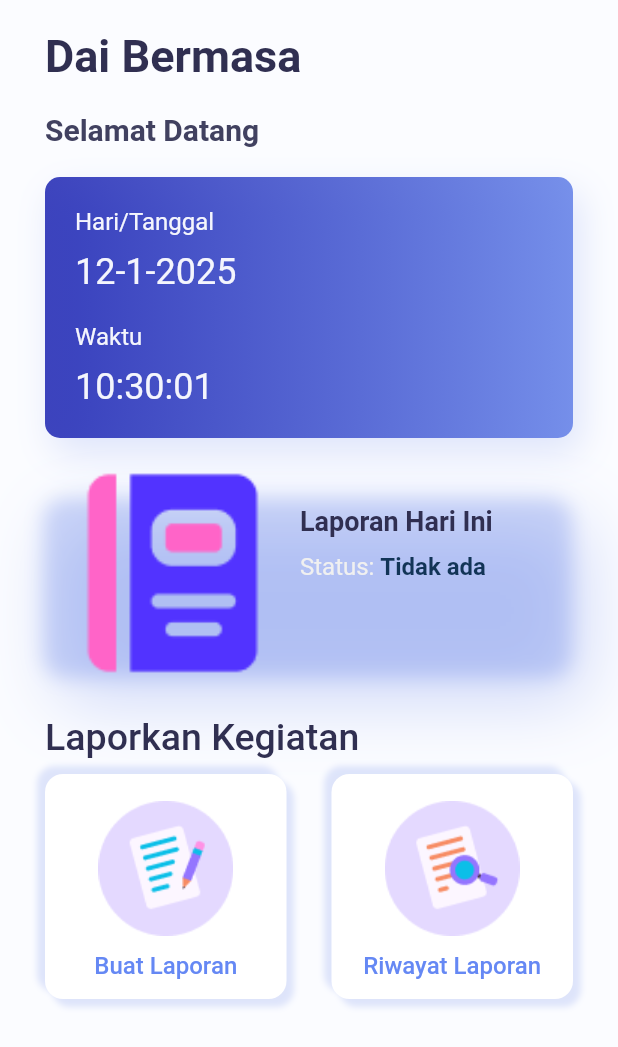
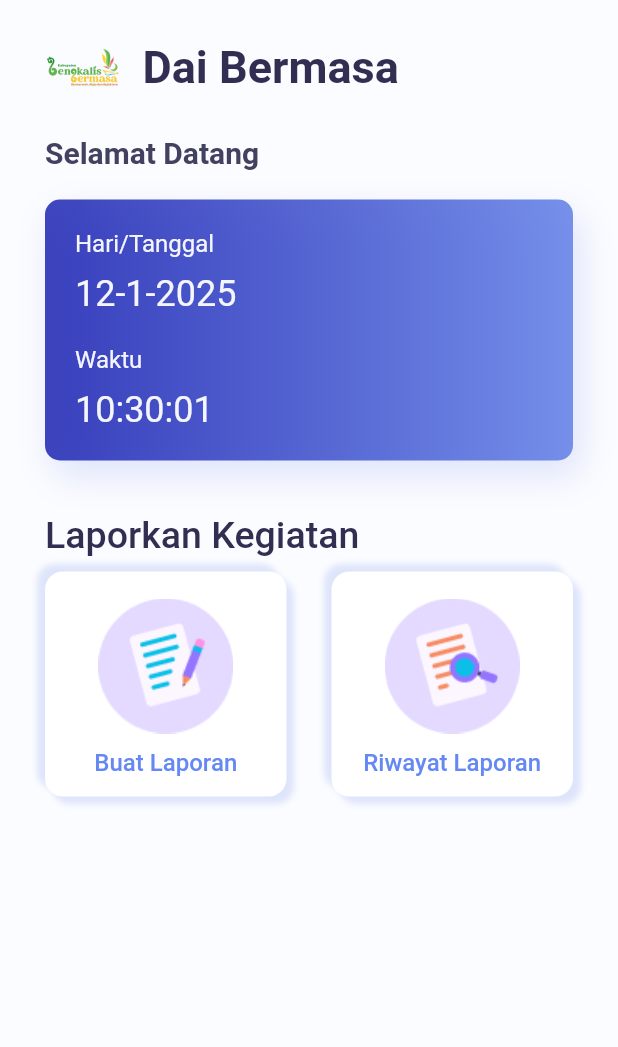
Before and after one commit to AzMy27/frontend-test, a Flutter app: the MainHome screen opened directly, on a phone screen of 412 x 824 dp. Shown: the top 1047 px of the screen. Run offline on Flutter 3.47's test engine with Material 3 defaults, Android fonts, the phone set to English and light mode, and no system bars; our stand-ins replace dio, firebase_core, firebase_messaging, flutter_image_compress, flutter_local_notifications, geolocator and 5 more; accounts and stored records are empty; network calls fail.

Commit message:
add RT and RW

```diff
--- a/lib/model/dai_model.dart
+++ b/lib/model/dai_model.dart
@@ -3,6 +3,8 @@ class Dai {
   final String nama;
   final String noHp;
   final String alamat;
+  final String rt;
+  final String rw;
   final String tempatLahir;
   final String tanggalLahir;
   final String pendidikanAkhir;
@@ -14,6 +16,8 @@ class Dai {
     required this.nama,
     required this.noHp,
     required this.alamat,
+    required this.rt,
+    required this.rw,
     required this.tempatLahir,
     required this.tanggalLahir,
     required this.pendidikanAkhir,
@@ -26,6 +30,8 @@ class Dai {
       nama: json['nama'] ?? '',
       noHp: json['no_hp'] ?? '',
       alamat: json['alamat'] ?? '',
+      rt: json['rt'] ?? '',
+      rw: json['rw'] ?? '',
       tempatLahir: json['tempat_lahir'] ?? '',
       tanggalLahir: json['tanggal_lahir'] ?? '',
       pendidikanAkhir: json['pendidikan_akhir'] ?? '',
@@ -39,6 +45,8 @@ class Dai {
         'nama': nama,
         'no_hp': noHp,
         'alamat': alamat,
+        'rt': rt,
+        'rw': rw,
         'tanggal_lahir': tanggalLahir,
         'tempat_lahir': tempatLahir,
         'pendidikan_akhir': pendidikanAkhir,
--- a/lib/page/main_home.dart
+++ b/lib/page/main_home.dart
@@ -108,6 +108,12 @@ class _MainHomeState extends State<MainHome> {
               children: [
                 Row(
                   children: [
+                    Image.asset(
+                      'images/bengkalis-bermasa.png',
+                      width: 50,
+                      height: 50,
+                    ),
+                    SizedBox(width: 15),
                     Text(
                       'Dai Bermasa',
                       style: TextStyle(
@@ -188,80 +194,80 @@ class _MainHomeState extends State<MainHome> {
                   ),
                 ),
                 SizedBox(height: 15),
-                Stack(
-                  children: [
-                    Container(
-                      margin: const EdgeInsets.only(top: 30),
-                      decoration: BoxDecoration(
-                        borderRadius: BorderRadius.circular(15),
-                        boxShadow: [
-                          BoxShadow(
-                            blurRadius: 40,
-                            offset: Offset(8, 10),
-                            color: color.AppColor.gradientSecond.withOpacity(0.3),
-                          ),
-                          BoxShadow(
-                            blurRadius: 10,
-                            offset: Offset(-1, -5),
-                            color: color.AppColor.gradientSecond.withOpacity(0.3),
-                          ),
-                        ],
-                      ),
-                      height: 120,
-                    ),
-                    Positioned(
-                      left: 10,
-                      top: 0,
-                      child: Container(
-                        height: 150,
-                        width: 150,
-                        decoration: BoxDecoration(
-                          borderRadius: BorderRadius.circular(15),
-                          image: const DecorationImage(
-                            image: AssetImage('images/book.png'),
-                            fit: BoxFit.cover,
-                          ),
-                        ),
-                      ),
-                    ),
-                    Positioned(
-                      left: 170,
-                      top: 30,
-                      child: Column(
-                        crossAxisAlignment: CrossAxisAlignment.start,
-                        children: [
-                          Text(
-                            'Laporan Hari Ini',
-                            style: TextStyle(
-                              fontSize: 18,
-                              fontWeight: FontWeight.bold,
-                              color: color.AppColor.homePageTitle,
-                            ),
-                          ),
-                          SizedBox(height: 10),
-                          RichText(
-                            text: TextSpan(
-                              text: 'Status: ',
-                              style: TextStyle(
-                                fontSize: 16,
-                                color: color.AppColor.homePagePlanColor,
-                              ),
-                              children: [
-                                TextSpan(
-                                  text: _getStatusText(),
-                                  style: TextStyle(
-                                    color: _getStatusColor(),
-                                    fontWeight: FontWeight.bold,
-                                  ),
-                                ),
-                              ],
-                            ),
-                          ),
-                        ],
-                      ),
-                    ),
-                  ],
-                ),
+                // Stack(
+                //   children: [
+                //     Container(
+                //       margin: const EdgeInsets.only(top: 30),
+                //       decoration: BoxDecoration(
+                //         borderRadius: BorderRadius.circular(15),
+                //         boxShadow: [
+                //           BoxShadow(
+                //             blurRadius: 40,
+                //             offset: Offset(8, 10),
+                //             color: color.AppColor.gradientSecond.withOpacity(0.3),
+                //           ),
+                //           BoxShadow(
+                //             blurRadius: 10,
+                //             offset: Offset(-1, -5),
+                //             color: color.AppColor.gradientSecond.withOpacity(0.3),
+                //           ),
+                //         ],
+                //       ),
+                //       height: 120,
+                //     ),
+                //     Positioned(
+                //       left: 10,
+                //       top: 0,
+                //       child: Container(
+                //         height: 150,
+                //         width: 150,
+                //         decoration: BoxDecoration(
+                //           borderRadius: BorderRadius.circular(15),
+                //           image: const DecorationImage(
+                //             image: AssetImage('images/book.png'),
+                //             fit: BoxFit.cover,
+                //           ),
+                //         ),
+                //       ),
+                //     ),
+                //     Positioned(
+                //       left: 170,
+                //       top: 30,
+                //       child: Column(
+                //         crossAxisAlignment: CrossAxisAlignment.start,
+                //         children: [
+                //           Text(
+                //             'Laporan Hari Ini',
+                //             style: TextStyle(
+                //               fontSize: 18,
+                //               fontWeight: FontWeight.bold,
+                //               color: color.AppColor.homePageTitle,
+                //             ),
+                //           ),
+                //           SizedBox(height: 10),
+                //           RichText(
+                //             text: TextSpan(
+                //               text: 'Status: ',
+                //               style: TextStyle(
+                //                 fontSize: 16,
+                //                 color: color.AppColor.homePagePlanColor,
+                //               ),
+                //               children: [
+                //                 TextSpan(
+                //                   text: _getStatusText(),
+                //                   style: TextStyle(
+                //                     color: _getStatusColor(),
+                //                     fontWeight: FontWeight.bold,
+                //                   ),
+                //                 ),
+                //               ],
+                //             ),
+                //           ),
+                //         ],
+                //       ),
+                //     ),
+                //   ],
+                // ),
                 SizedBox(height: 20),
                 Text(
                   'Laporkan Kegiatan',
--- a/lib/profil/about.dart
+++ b/lib/profil/about.dart
@@ -17,12 +17,12 @@ class _AboutPageState extends State<AboutPage> {
       ),
       body: VStack([
         Image.asset(
-          'images/polbeng.png',
+          'images/bengkalis-bermasa.png',
           width: 120,
           height: 120,
         ).box.roundedFull.border(color: Colors.blue, width: 2).clip(Clip.antiAlias).make().centered(),
         20.heightBox,
-        "Aplikasi pelaporan DAI".text.blue500.size(24).bold.make().centered(),
+        "Dai Bermasa".text.blue500.size(24).bold.make().centered(),
         "Versi 1.0.0".text.gray500.size(16).make().centered(),
         30.heightBox,
         "Tentang Aplikasi".text.bold.size(20).make().centered(),
@@ -48,7 +48,7 @@ class _AboutPageState extends State<AboutPage> {
           "Dosen Politeknik Negeri Bengkalis".text.gray500.size(14).make().centered(),
         ]).p16().box.roundedLg.color(Colors.blue.withOpacity(0.1)).make().w(context.screenWidth * 0.85).centered(),
         30.heightBox,
-        "© 2024 Muhammad Azmi\n Semua hak cipta dilindungi".text.gray500.size(14).center.make().centered(),
+        // "© 2024 Muhammad Azmi\n Semua hak cipta dilindungi".text.gray500.size(14).center.make().centered(),
         20.heightBox,
       ]).scrollVertical().p20(),
     );
--- a/lib/profil/crud/dai_provider.dart
+++ b/lib/profil/crud/dai_provider.dart
@@ -69,7 +69,7 @@ class DaiProvider extends ChangeNotifier {
         throw Exception(errorData['message'] ?? 'Failed to load Dai profile');
       }
     } catch (e) {
-      _errorMessage = e is SocketException ? 'Network connection error' : e.toString();
+      _errorMessage = e is SocketException ? 'Tidak ada koneksi jaringan' : e.toString();
     } finally {
       _isLoading = false;
       notifyListeners();
@@ -80,6 +80,8 @@ class DaiProvider extends ChangeNotifier {
     required String nama,
     required String noHp,
     required String alamat,
+    required String rt,
+    required String rw,
     required String tempatLahir,
     required String tanggalLahir,
     required String pendidikanAkhir,
@@ -109,6 +111,8 @@ class DaiProvider extends ChangeNotifier {
         'nama': nama,
         'no_hp': noHp,
         'alamat': alamat,
+        'rt': rt,
+        'rw': rw,
         'tempat_lahir': tempatLahir,
         'tanggal_lahir': tanggalLahir,
         'pendidikan_akhir': pendidikanAkhir,
--- a/lib/report/report_page.dart
+++ b/lib/report/report_page.dart
@@ -212,7 +212,7 @@ class _ReportPageState extends State<ReportPage> {
                   _buildTextField(
                     controller: _typeController,
                     icon: Icons.type_specimen,
-                    hint: 'Tipe Kegiatan',
+                    hint: 'Tipe Kegiatan (Harian, Mingguan atau Bulanan)',
                     validator: (value) {
                       if (value == null || value.isEmpty) {
                         return 'Tipe tidak boleh kosong';
@@ -223,7 +223,7 @@ class _ReportPageState extends State<ReportPage> {
                   _buildTextField(
                     controller: _placeController,
                     icon: Icons.location_on,
-                    hint: 'Lokasi',
+                    hint: 'Lokasi (contoh: Masjid Istiqomah)',
                     validator: (value) {
                       if (value == null || value.isEmpty) {
                         return 'Lokasi tidak boleh kosong';
@@ -416,7 +416,7 @@ class _ReportPageState extends State<ReportPage> {
             context: context,
             initialDate: DateTime.now(),
             firstDate: DateTime(2024),
-            lastDate: DateTime(2100),
+            lastDate: DateTime.now(),
           );
           if (pickedDate != null) {
             String formattedDate = DateFormat('yyyy-MM-dd').format(pickedDate);
--- a/lib/report/update_report.dart
+++ b/lib/report/update_report.dart
@@ -359,7 +359,7 @@ class _UpdateReportState extends State<UpdateReport> {
             context: context,
             initialDate: DateTime.now(),
             firstDate: DateTime(2024),
-            lastDate: DateTime(2100),
+            lastDate: DateTime.now(),
           );
           if (pickedDate != null) {
             String formattedDate = DateFormat('yyyy-MM-dd').format(pickedDate);
```
Also changed, not shown: lib/page/menu_page.dart (+4 -4 lines), lib/profil/edit_biodata.dart (+17 -11 lines), lib/profil/show_biodata.dart (+10 -4 lines).
